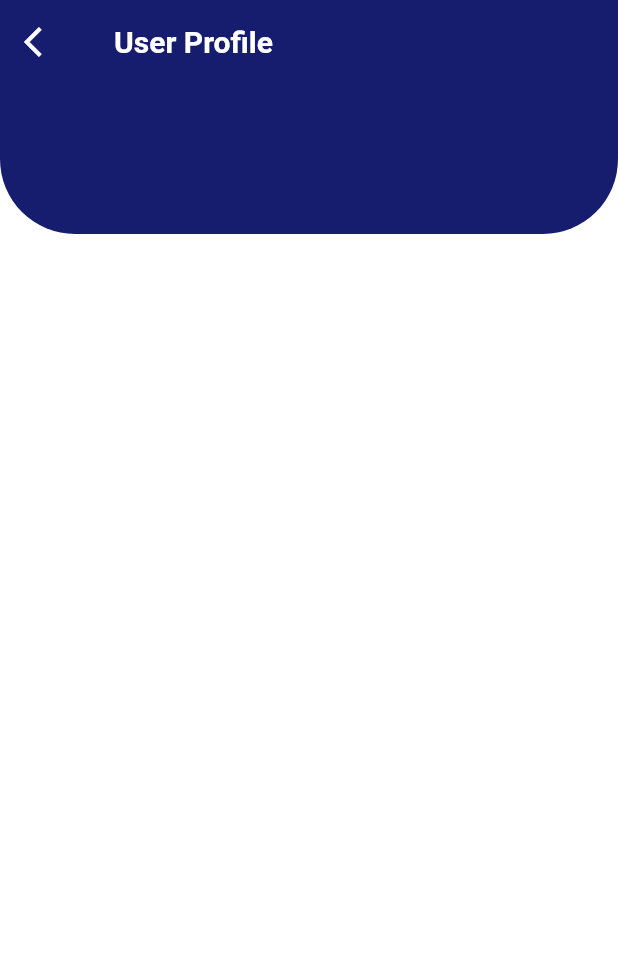
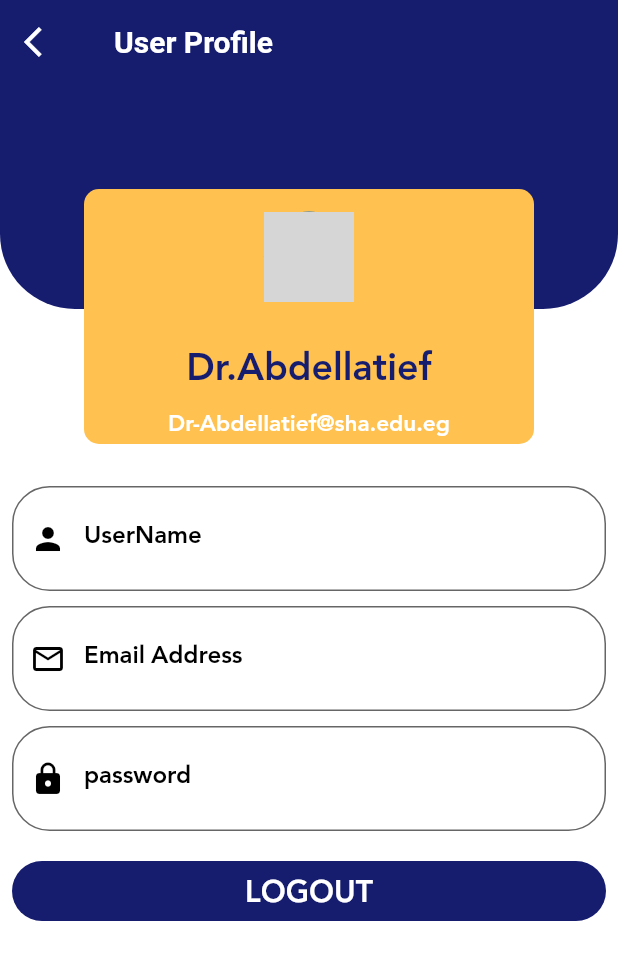
Before and after one commit to mohamedibrahimelsayed/mohamed, a Flutter app: the UserProfileScreen screen opened directly, on a phone screen of 412 x 824 dp. Shown: the top 960 px of the screen. Run offline on Flutter 3.47's test engine with Material 2 defaults, Android fonts, the phone set to English and light mode, and no system bars; our stand-ins replace bloc, carousel_slider, conditional_builder, dio, flutter_bloc, fluttertoast and 6 more; accounts and stored records are empty; network calls fail; grey boxes are pictures that could not be loaded.

Commit message:
UserProfile

```diff
--- a/lib/modules/Student_Attendance/UserProfile/User_Profile_Screen.dart
+++ b/lib/modules/Student_Attendance/UserProfile/User_Profile_Screen.dart
@@ -5,6 +5,11 @@ import 'package:flutter_project/shared/components/componants.dart';
 class UserProfileScreen extends StatelessWidget {
   @override
   Widget build(BuildContext context) {
+    var usernameController = TextEditingController();
+    var emailController = TextEditingController();
+    var passwordController = TextEditingController();
+
+
     return Scaffold(
       appBar: AppBar(
         backgroundColor: Color.fromRGBO(22, 29, 111, 1),
@@ -26,9 +31,11 @@ class UserProfileScreen extends StatelessWidget {
           ),
         ),
       ),
-      body: Stack(children: [
+      body: SingleChildScrollView(
+        child: Stack(
+            children: [
           Container(
-          height: 100,
+            height: 150,
             decoration: BoxDecoration(
               color: Color.fromRGBO(22, 29, 111, 1),
               borderRadius: BorderRadiusDirectional.only(
@@ -36,8 +43,113 @@ class UserProfileScreen extends StatelessWidget {
                 bottomEnd: Radius.circular(50),
               ),
             ),
+          ),
+              Column(
+                children: [
+                  Stack(
+                    alignment: AlignmentDirectional.bottomCenter,
+                    children:
+                    [
+                      Padding(
+                        padding: const EdgeInsets.only(
+                          top: 70,
+              ),
+                        child: Container(
+                          height: 170,
+                          width:300,
+                          decoration: BoxDecoration(
+                            color: Color.fromRGBO(255, 193, 79, 1),
+                            borderRadius: BorderRadiusDirectional.circular(10),
+                          ),
+                        ),
+                      ),
+                      Container(
+                        alignment: AlignmentDirectional.center,
+                        child: Column(
+                          children:
+                          [
+                            CircleAvatar(
+                              radius: 30,
+                              backgroundImage:
+                              NetworkImage(
+                                'https://encrypted-tbn0.gstatic.com/images?q=tbn:ANd9GcRHPzEJprm2H7C--vIa6fa1zz_QQZOb-CBpnQ&usqp=CAU',
+                              ),
+                            ),
+                            SizedBox(
+                              height: 20,
+                            ),
+                            Text(
+                              'Dr.Abdellatief',
+                              style: TextStyle(
+                                color: Color.fromRGBO(22, 29, 111, 1),
+                                fontSize: 25,
+                              ),
+                            ),
+                            Text(
+                              'Dr-Abdellatief@sha.edu.eg',
+                              style: TextStyle(
+                                color: Colors.white,
+                                fontSize: 15,
+                              ),
+                            ),
+                          ],
+                        ),
+                      ),
+                    ],
+                  ),
+                  SizedBox(
+                    height: 20,
+                  ),
+                  Padding(
+                    padding: const EdgeInsets.all(8.0),
+                    child: Column(
+                      children: [
+                        defaultFormField(
+                            controller: usernameController,
+                            type: TextInputType.name,
+                            label: 'UserName',
+                            prefix: Icons.person,
+                        ),
+                        SizedBox(
+                          height: 10,
+                        ),
+                        defaultFormField(
+                          controller: emailController,
+                          type: TextInputType.emailAddress,
+                          label: 'Email Address',
+                          prefix: Icons.email_outlined,
+                        ),
+                        SizedBox(
+                          height: 10,
+                        ),
+                        defaultFormField(
+                          controller: passwordController,
+                          type: TextInputType.visiblePassword,
+                          label: 'password',
+                          prefix: Icons.lock,
+                        ),
+                        SizedBox(
+                          height: 20,
+                        ),
+                        defaultButton(
+
+                          background: Color.fromRGBO(22, 29, 111, 1),
+                          function: ()
+                          {
+                            navigateTo(context,AttendanceHomeScreen());
+                          },
+                          text: 'Logout',
+                          isUpperCase: true,
+
+                        ),
+                      ],
+                    ),
+                  )
+                ],
+
               )
         ]),
+      ),
     );
   }
 }
```
Lines whose indentation alone changed are shown as unchanged.
